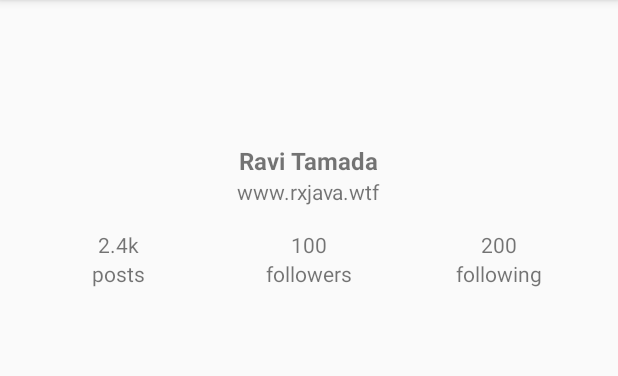
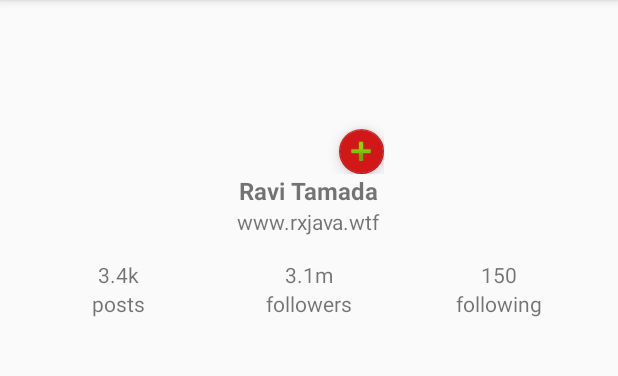
Before and after one commit to ravi8x/Android-DataBindng-RecyclerView, an Android app: the screen it shows after launch (MainActivity), on a phone screen of 412 x 824 dp, the part 84-460 px from its top. Run offline under Robolectric (Android 15) with nearby library versions, the phone set to English and light mode, and no system bars; our stand-ins replace data binding; pictures from the network do not load; 4 statements that could not run were skipped.

```diff
--- a/app/src/main/java/info/androidhive/databinding/MainActivity.java
+++ b/app/src/main/java/info/androidhive/databinding/MainActivity.java
@@ -3,8 +3,6 @@ package info.androidhive.databinding;
 import android.content.Context;
 import android.databinding.DataBindingUtil;
 import android.os.Bundle;
-import android.support.design.widget.FloatingActionButton;
-import android.support.design.widget.Snackbar;
 import android.support.v7.app.AppCompatActivity;
 import android.support.v7.widget.Toolbar;
 import android.view.Menu;
@@ -19,7 +17,7 @@ public class MainActivity extends AppCompatActivity {
 
     private static final String TAG = MainActivity.class.getSimpleName();
 
-    MyHandlers handlers;
+    MyClickHandlers handlers;
 
     @Override
     protected void onCreate(Bundle savedInstanceState) {
@@ -30,16 +28,16 @@ public class MainActivity extends AppCompatActivity {
         Toolbar toolbar = findViewById(R.id.toolbar);
         setSupportActionBar(toolbar);
 
-        handlers = new MyHandlers(this);
+        handlers = new MyClickHandlers(this);
 
         User user = new User();
         user.setName("Ravi Tamada");
         user.setEmail("ravi8x@gmail.com");
         user.setProfileImage("https://avatars2.githubusercontent.com/u/497670?s=400&v=4");
         user.setWebsite("www.rxjava.wtf");
-        user.setNumberOfFollowers(100);
-        user.setNumberOfFollowing(200);
-        user.setNumberOfPosts(2400);
+        user.setNumberOfFollowers(3050890);
+        user.setNumberOfFollowing(150);
+        user.setNumberOfPosts(3400);
 
         binding.setUser(user);
         binding.content.setHandlers(handlers);
@@ -67,22 +65,34 @@ public class MainActivity extends AppCompatActivity {
         return super.onOptionsItemSelected(item);
     }
 
-    public class MyHandlers {
+    public class MyClickHandlers {
 
         Context context;
 
-        public MyHandlers(Context context) {
+        public MyClickHandlers(Context context) {
             this.context = context;
         }
 
-
-        public void onButtonClick(View view) {
-            Toast.makeText(context, "Button is clicked!", Toast.LENGTH_SHORT).show();
+        public void onProfileFabClicked(View view) {
+            Toast.makeText(getApplicationContext(), "Profile FAB is clicked!", Toast.LENGTH_LONG).show();
         }
 
-        public boolean onButtonLongPressed(View view, String name) {
-            Toast.makeText(context, "Button is long pressed! " + name, Toast.LENGTH_SHORT).show();
+        public boolean onProfileImageLongPressed(View view) {
+            Toast.makeText(getApplicationContext(), "Profile image long pressed!", Toast.LENGTH_LONG).show();
             return false;
+        }
+
+
+        public void onFollowersClicked(View view) {
+            Toast.makeText(context, "Followers is clicked!", Toast.LENGTH_SHORT).show();
+        }
+
+        public void onFollowingClicked(View view) {
+            Toast.makeText(context, "Following is clicked!", Toast.LENGTH_SHORT).show();
+        }
+
+        public void onPostsClicked(View view) {
+            Toast.makeText(context, "Posts is clicked!", Toast.LENGTH_SHORT).show();
         }
     }
 }
--- a/app/src/main/java/info/androidhive/databinding/ProfileBindingUtils.java
+++ b/app/src/main/java/info/androidhive/databinding/ProfileBindingUtils.java
@@ -2,6 +2,7 @@ package info.androidhive.databinding;
 
 public class ProfileBindingUtils {
 
+    // https://stackoverflow.com/questions/9769554/how-to-convert-number-into-k-thousands-m-million-and-b-billion-suffix-in-jsp
     public static String convertToSuffix(long count) {
         if (count < 1000) return "" + count;
         int exp = (int) (Math.log(count) / Math.log(1000));
--- a/app/src/main/res/layout/content_main.xml
+++ b/app/src/main/res/layout/content_main.xml
@@ -3,7 +3,7 @@
 
     <data>
 
-        <import type="info.androidhive.databinding.ProfileBindingUtils"/>
+        <import type="info.androidhive.databinding.ProfileBindingUtils" />
 
         <variable
             name="user"
@@ -11,7 +11,7 @@
 
         <variable
             name="handlers"
-            type="info.androidhive.databinding.MainActivity.MyHandlers" />
+            type="info.androidhive.databinding.MainActivity.MyClickHandlers" />
     </data>
 
     <LinearLayout xmlns:android="http://schemas.android.com/apk/res/android"
@@ -25,11 +25,30 @@
         tools:context=".MainActivity"
         tools:showIn="@layout/activity_main">
 
-        <ImageView
-            android:layout_width="80dp"
-            android:layout_height="80dp"
-            android:layout_gravity="center_horizontal"
-            bind:profileImage="@{user.profileImage}" />
+        <RelativeLayout
+            android:layout_width="100dp"
+            android:layout_height="100dp"
+            android:layout_gravity="center_horizontal">
+
+            <ImageView
+                android:id="@+id/profile_image"
+                android:layout_width="100dp"
+                android:layout_height="100dp"
+                android:layout_centerHorizontal="true"
+                android:onLongClick="@{handlers::onProfileImageLongPressed}"
+                bind:profileImage="@{user.profileImage}" />
+
+            <android.support.design.widget.FloatingActionButton
+                android:layout_width="wrap_content"
+                android:layout_height="wrap_content"
+                android:layout_alignParentBottom="true"
+                android:layout_alignParentRight="true"
+                android:onClick="@{handlers::onProfileFabClicked}"
+                android:src="@android:drawable/ic_input_add"
+                app:fabCustomSize="30dp" />
+
+        </RelativeLayout>
+
 
         <TextView
             android:layout_width="wrap_content"
@@ -56,6 +75,7 @@
                 android:layout_width="0dp"
                 android:layout_height="wrap_content"
                 android:layout_weight="1"
+                android:onClick="@{handlers::onPostsClicked}"
                 android:gravity="center_horizontal"
                 android:orientation="vertical">
 
@@ -75,13 +95,14 @@
                 android:layout_width="0dp"
                 android:layout_height="wrap_content"
                 android:layout_weight="1"
+                android:onClick="@{handlers::onFollowersClicked}"
                 android:gravity="center_horizontal"
                 android:orientation="vertical">
 
                 <TextView
                     android:layout_width="wrap_content"
                     android:layout_height="wrap_content"
-                    android:text="@{String.valueOf(user.numberOfFollowers)}" />
+                    android:text="@{ProfileBindingUtils.convertToSuffix(user.numberOfFollowers)}" />
 
                 <TextView
                     android:layout_width="wrap_content"
@@ -94,13 +115,14 @@
                 android:layout_width="0dp"
                 android:layout_height="wrap_content"
                 android:layout_weight="1"
+                android:onClick="@{handlers::onFollowingClicked}"
                 android:gravity="center_horizontal"
                 android:orientation="vertical">
 
                 <TextView
                     android:layout_width="wrap_content"
                     android:layout_height="wrap_content"
-                    android:text="@{String.valueOf(user.numberOfFollowing)}" />
+                    android:text="@{ProfileBindingUtils.convertToSuffix(user.numberOfFollowing)}" />
 
                 <TextView
                     android:layout_width="wrap_content"
```
